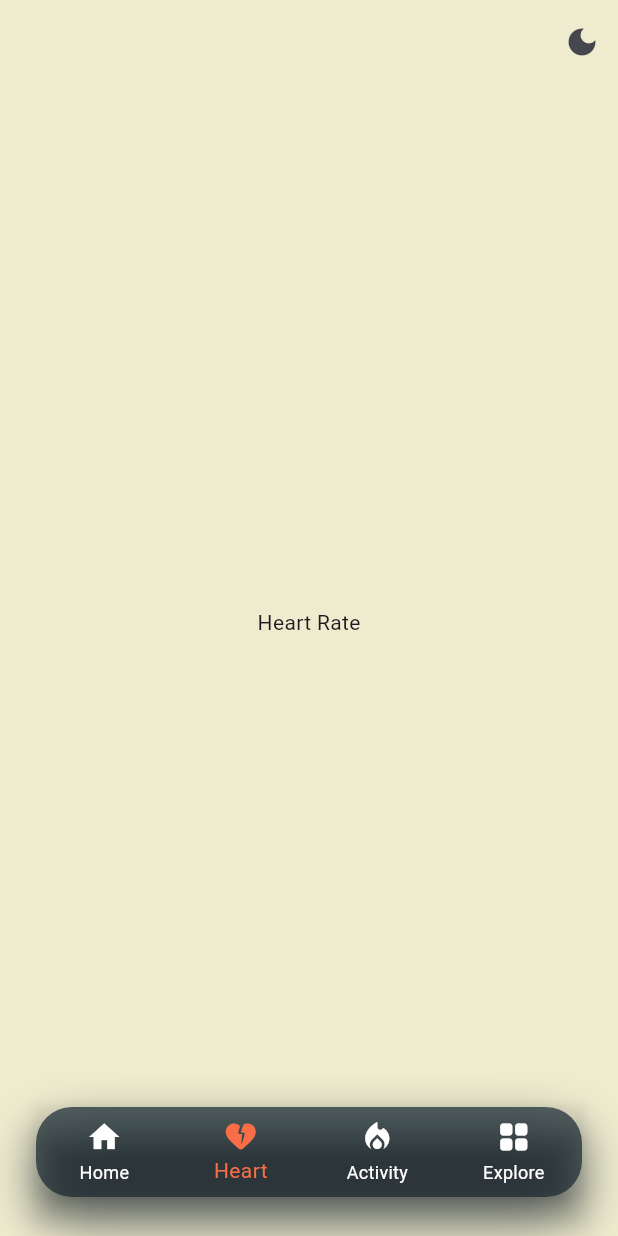
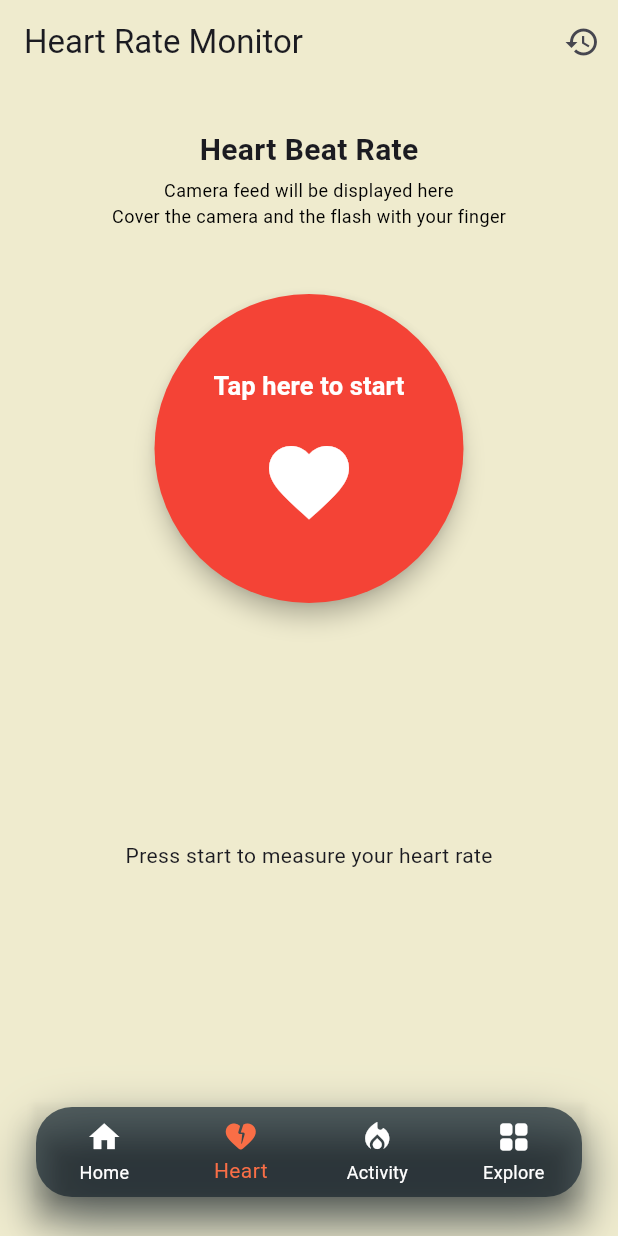
Before and after one commit to AMfr3it4s/flutter_application, a Flutter app: the screen it shows after launch, item 2 of the bottom bar chosen, on a phone screen of 412 x 824 dp. Run offline on Flutter 3.47's test engine with Material 3 defaults, Android fonts, the phone set to English and light mode, and no system bars; our stand-ins replace camera, fl_chart, pedometer, permission_handler; missing offline and left inert: emojis, radial_progress; Roboto replaces fonts that are missing (Raleway).

Commit message:
add models, views and components

```diff
--- a/lib/main.dart
+++ b/lib/main.dart
@@ -59,9 +59,6 @@ class _MyAppState extends State<MyApp> {
         exploreRoute: (context) => const ExploreView(),
         nutritionRoute:(context) => const  NutritionView(),
         settingsRoute:(context) => const  SettingsView(),
-
-
-
       },
     );
   }
@@ -80,15 +77,15 @@ class HomePage extends StatelessWidget {
   @override
   Widget build(BuildContext context) {
     return Scaffold(
-      appBar: AppBar(
-        backgroundColor:  const Color.fromRGBO(239, 235, 206, 1),
-        actions: [
-          IconButton(
-            icon: Icon(isDarkMode ? Icons.light_mode : Icons.dark_mode),
-            onPressed: () => toggleThemeMode(!isDarkMode),
-          ),
-        ],
-      ),
+      // appBar: AppBar(
+      //   backgroundColor:  const Color.fromRGBO(239, 235, 206, 1),
+      //   actions: [
+      //     IconButton(
+      //       icon: Icon(isDarkMode ? Icons.light_mode : Icons.dark_mode),
+      //       onPressed: () => toggleThemeMode(!isDarkMode),
+      //     ),
+      //   ],
+      // ),
       body: ResumeView(toggleThemeMode: toggleThemeMode,
   isDarkMode: !isDarkMode,)
     );
--- /dev/null
+++ b/lib/models/heartRate.dart
@@ -0,0 +1,13 @@
+import 'sensor.dart';
+
+class HeartRateRecord {
+  final int bpm;
+  final DateTime dateTime;
+  final List<SensorValue> dataPoints;
+
+  HeartRateRecord({
+    required this.bpm,
+    required this.dateTime,
+    required this.dataPoints,
+  });
+}
--- /dev/null
+++ b/lib/models/sensor.dart
@@ -0,0 +1,6 @@
+class SensorValue {
+  final DateTime time;
+  final double value;
+
+  SensorValue(this.time, this.value);
+}
--- a/lib/views/activity_view.dart
+++ b/lib/views/activity_view.dart
@@ -21,7 +21,6 @@ class _ActivityViewState extends State<ActivityView> {
   double _caloriesBurned = 0.0; // em kcal
   late Timer _resetTimer;
   double _percent = 0.0;
-
 
   @override
   void initState() {
--- /dev/null
+++ b/lib/views/heart.dart
@@ -0,0 +1,290 @@
+import 'dart:math';
+import '../models/heartRate.dart';
+
+import 'package:camera/camera.dart';
+import 'package:flutter/material.dart';
+
+import 'history.dart';
+import '../components/chart.dart';
+import '../models/sensor.dart';
+
+class HeartPage extends StatefulWidget {
+  const HeartPage({super.key});
+
+  @override
+  State<HeartPage> createState() => _HeartPageState();
+}
+
+class _HeartPageState extends State<HeartPage> {
+  bool _toggled = false;
+  CameraController? _controller;
+
+  List<HeartRateRecord> _history = [];
+
+  final List<SensorValue> _data = <SensorValue>[];
+
+  @override
+  void initState() {
+    super.initState();
+    _initializeCamera();
+  }
+
+  Future<void> _initializeCamera() async {
+    final cameras = await availableCameras();
+    if (cameras.isNotEmpty) {
+      _controller = CameraController(
+        cameras.first,
+        ResolutionPreset.low,
+        enableAudio: false
+      );
+      await _controller?.initialize();
+      if (mounted) {
+        setState(() {});
+      }
+    }
+  }
+
+  void _toggleFlash(bool status) async {
+    if (_controller != null) {
+      await _controller!.setFlashMode(
+        status ? FlashMode.torch : FlashMode.off,
+      );
+    }
+  }
+
+  void _startMeasurement() async {
+    _toggleFlash(true);
+    _data.clear();
+    await Future.delayed(const Duration(seconds: 1));
+    _controller?.startImageStream(_processImage);
+  }
+
+  void _stopMeasurement() async {
+    await _controller?.stopImageStream();
+    _toggleFlash(false);
+    _calculateHeartRate();
+  }
+
+  void _processImage(CameraImage image) {
+    final now = DateTime.now();
+    double avgRedValue = _calculateAverageRed(image);
+    setState(() {
+      _data.add(SensorValue(now, avgRedValue));
+    });
+  }
+
+  double _calculateAverageRed(CameraImage image) {
+    // For BGRA8888 format
+    double sumRed = 0;
+    int count = 0;
+    final bytes = image.planes[0].bytes;
+
+    for (int i = 0; i < bytes.length; i += 4 * 10) {
+      final int r = bytes[i + 2]; // Red channel in BGRA8888
+      sumRed += r;
+      count++;
+    }
+
+    if (count == 0) return 0;
+
+    return sumRed / count;
+  }
+
+  void _calculateHeartRate() {
+    // Simple peak detection algorithm
+    if (_data.isEmpty) {
+      print("no data was collected");
+      return;
+    }
+
+    // Proceed with heart rate calculation
+    final durationInSeconds =
+        _data.last.time.difference(_data.first.time).inSeconds;
+
+    if (durationInSeconds == 0) {
+      print("measurement was too short");
+      return;
+    }
+
+    double thresholdValue = _data.map((e) => e.value).reduce(max) * 0.8;
+    int beats = 0;
+    for (int i = 1; i < _data.length - 1; i++) {
+      if (_data[i].value > _data[i - 1].value &&
+          _data[i].value > _data[i + 1].value &&
+          _data[i].value > thresholdValue) { // Define an appropriate threshold
+        beats++;
+      }
+    }
+
+    final bpm = (beats / durationInSeconds) * 60;
+
+    final record = HeartRateRecord(
+      bpm: bpm.toInt(),
+      dateTime: DateTime.now(),
+      dataPoints: List<SensorValue>.from(_data), // Clone the list
+    );
+
+    setState(() {
+      _history.add(record); // Store the result in history
+    });
+  }
+
+  @override
+  void dispose() {
+    _controller?.dispose();
+    super.dispose();
+  }
+
+  @override
+  Widget build(BuildContext context) {
+    var size = MediaQuery.of(context).size;
+
+    return Scaffold(
+      backgroundColor: const Color.fromRGBO(239, 235, 206, 1),
+      appBar: AppBar(
+      backgroundColor: const Color.fromRGBO(239, 235, 206, 1),
+      title: const Text('Heart Rate Monitor'),
+      actions: [
+        IconButton(
+          icon: const Icon(Icons.history),
+          onPressed: () {
+            Navigator.push(
+              context,
+              MaterialPageRoute(
+                builder: (context) => HistoryPage(
+                  history: _history,
+                  onDelete: (index) {
+                  setState(() {
+                    _history.removeAt(index);
+                  });
+                  },
+                  ),
+              ),
+            );
+          },
+        ),
+      ],
+    ),
+      body: Stack(
+        children: [
+          _controller != null && _controller!.value.isInitialized && _toggled
+              ? AspectRatio(
+                  aspectRatio: _controller!.value.aspectRatio,
+                  child: CameraPreview(_controller!),
+                )
+              : const SizedBox(),
+          SafeArea(
+            child: Padding(
+              padding:
+                  const EdgeInsets.symmetric(horizontal: 20.0, vertical: 20),
+              child: Column(
+                children: <Widget>[
+                  Container(
+                    height: 90,
+                    margin: const EdgeInsets.only(bottom: 20),
+                    child: Row(
+                      crossAxisAlignment: CrossAxisAlignment.center,
+                      mainAxisAlignment: MainAxisAlignment.center,
+                      children: <Widget>[
+                        Column(
+                          mainAxisAlignment: MainAxisAlignment.center,
+                          children: <Widget>[
+                            const Text(
+                              'Heart Beat Rate',
+                              style: TextStyle(
+                                fontSize: 20,
+                                fontWeight: FontWeight.bold,
+                              ),
+                            ),
+                            Container(
+                              alignment: Alignment.center,
+                              padding: const EdgeInsets.all(4),
+                              child: Text(
+                                _toggled
+                                    ? "Cover the camera and the flash with your finger"
+                                    : "Camera feed will be displayed here\nCover the camera and the flash with your finger",
+                                style: const TextStyle(
+                                  fontSize: 12,
+                                  color: Colors.black,
+                                ),
+                                textAlign: TextAlign.center,
+                              ),
+                            ),
+                          ],
+                        )
+
+                      ],
+                    ),
+                  ),
+                  Container(
+                    constraints: BoxConstraints(
+                      minHeight: size.height * .25,
+                      minWidth: size.height * .25,
+                    ),
+                    margin: const EdgeInsets.all(10),
+                    child: ElevatedButton(
+                      onPressed: () {
+                        setState(() {
+                          if (!_toggled) {
+                            _toggled = true;
+                            _startMeasurement();
+                          } else {
+                            print(_toggled);
+                            _toggled = false;
+                             _stopMeasurement();
+                          }
+                        });
+                      },
+                      style: ElevatedButton.styleFrom(
+                        foregroundColor: Colors.white,
+                        backgroundColor: Colors.red,
+                        elevation: 6,
+                        shape: const CircleBorder(),
+                        padding: const EdgeInsets.all(20.0),
+                      ),
+                      child: Column(
+                        mainAxisAlignment: MainAxisAlignment.center,
+                        children: <Widget>[
+                          Text(
+                            _toggled
+                                ? 'Measuring...'
+                                : 'Tap here to start',
+                            style: const TextStyle(
+                              fontSize: 17,
+                              color: Colors.white,
+                              fontWeight: FontWeight.bold,
+                              fontFamily: 'Raleway',
+                            ),
+                            textAlign: TextAlign.center,
+                          ),
+                          const SizedBox(
+                            height: 20,
+                          ),
+                          const Icon(
+                            Icons.favorite_outlined,
+                            color: Colors.white,
+                            size: 64,
+                          ),
+                        ],
+                      ),
+                    ),
+                  ),
+                  const SizedBox(
+                    height: 30,
+                  ),
+                  Expanded(
+                  child: _toggled && _data.isNotEmpty
+                      ? ChartComp(allData: _data)
+                      : const Center(
+                          child: Text('Press start to measure your heart rate'),
+                        ),
+                  ),
+                ],
+              ),
+            ),
+          ),
+        ],
+      ),
+    );
+  }
+}
--- a/lib/views/home_view.dart
+++ b/lib/views/home_view.dart
@@ -1,7 +1,7 @@
 import 'package:flutter/material.dart';
 import 'package:flutter_application/views/activity_view.dart';
 import 'package:flutter_application/views/explore_view.dart';
-import 'package:flutter_application/views/heart_view.dart';
+import 'heart.dart';
 
 const Color bottonNavBgColor = Color.fromRGBO(47, 62, 70, 0.7);
 class ResumeView extends StatefulWidget {
@@ -24,7 +24,7 @@ class _NotesViewState extends State<ResumeView> {
 
   // Lista de views para alternar
   static const List<Widget> _pages = <Widget>[
-    HeartView(),
+    HeartPage(),
     ActivityView(),
     ExploreView(),
   ];
@@ -34,7 +34,6 @@ class _NotesViewState extends State<ResumeView> {
       _selectedIndex = index;
     });
   }
-
 
   @override
   Widget build(BuildContext context) {
```
Also changed, not shown: lib/components/chart.dart (added, +83 -0 lines), lib/components/chartPreview.dart (added, +118 -0 lines), lib/views/history.dart (added, +84 -0 lines).
